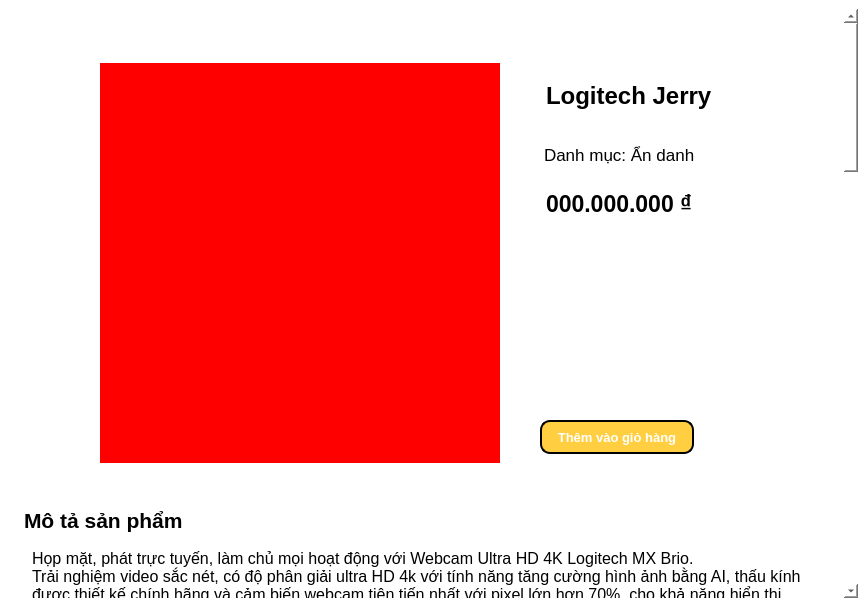
This is SPCK/GUI/show_product.ui in MaiNgocChau9/Python-App-Instance as Qt 5 draws it before an edit. The edited form follows.
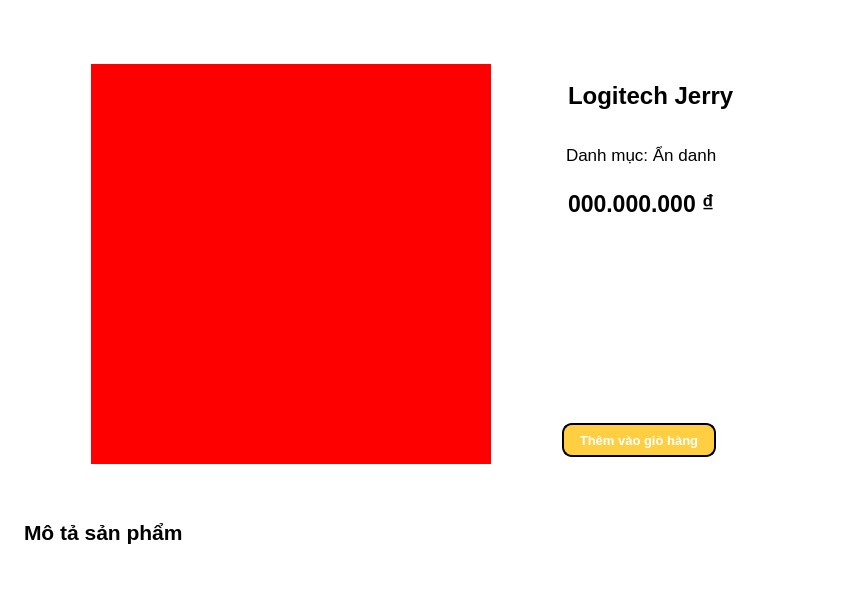
This is the edited form.

```diff
--- a/SPCK/GUI/show_product.ui
+++ b/SPCK/GUI/show_product.ui
@@ -18,7 +18,7 @@
 border: 0px;</string>
   </property>
   <property name="inputMethodHints">
-   <set>Qt::ImhDigitsOnly</set>
+   <set>Qt::InputMethodHint::ImhDigitsOnly</set>
   </property>
   <widget class="QWidget" name="centralwidget">
    <layout class="QVBoxLayout" name="verticalLayout_3">
@@ -80,8 +80,8 @@
         <rect>
          <x>0</x>
          <y>0</y>
-         <width>832</width>
-         <height>2475</height>
+         <width>833</width>
+         <height>593</height>
         </rect>
        </property>
        <layout class="QVBoxLayout" name="verticalLayout_2">
@@ -112,6 +112,19 @@
              </property>
             </spacer>
            </item>
+           <item>
+            <spacer name="horizontalSpacer_3">
+             <property name="orientation">
+              <enum>Qt::Horizontal</enum>
+             </property>
+             <property name="sizeHint" stdset="0">
+              <size>
+               <width>40</width>
+               <height>20</height>
+              </size>
+             </property>
+            </spacer>
+           </item>
            <item>
             <widget class="QLabel" name="image">
              <property name="styleSheet">
@@ -126,6 +139,19 @@
              </property>
             </widget>
            </item>
+           <item>
+            <spacer name="horizontalSpacer_4">
+             <property name="orientation">
+              <enum>Qt::Horizontal</enum>
+             </property>
+             <property name="sizeHint" stdset="0">
+              <size>
+               <width>40</width>
+               <height>20</height>
+              </size>
+             </property>
+            </spacer>
+           </item>
            <item>
             <widget class="QWidget" name="widget" native="true">
              <property name="styleSheet">
@@ -140,7 +166,6 @@
                  <font>
                   <family>Segoe UI</family>
                   <pointsize>18</pointsize>
-                  <weight>75</weight>
                   <bold>true</bold>
                  </font>
                 </property>
@@ -175,7 +200,6 @@
                  <font>
                   <family>Segoe UI</family>
                   <pointsize>17</pointsize>
-                  <weight>75</weight>
                   <bold>true</bold>
                  </font>
                 </property>
@@ -203,7 +227,6 @@
                  <font>
                   <family>Segoe UI</family>
                   <pointsize>10</pointsize>
-                  <weight>75</weight>
                   <bold>true</bold>
                  </font>
                 </property>
@@ -247,6 +270,19 @@
              </layout>
             </widget>
            </item>
+           <item>
+            <spacer name="horizontalSpacer_5">
+             <property name="orientation">
+              <enum>Qt::Horizontal</enum>
+             </property>
+             <property name="sizeHint" stdset="0">
+              <size>
+               <width>40</width>
+               <height>20</height>
+              </size>
+             </property>
+            </spacer>
+           </item>
            <item>
             <spacer name="horizontalSpacer_2">
              <property name="orientation">
@@ -263,13 +299,19 @@
           </layout>
          </widget>
         </item>
+        <item>
+         <widget class="Line" name="line_2">
+          <property name="orientation">
+           <enum>Qt::Horizontal</enum>
+          </property>
+         </widget>
+        </item>
         <item>
          <widget class="QLabel" name="Description_label">
           <property name="font">
            <font>
             <family>Segoe UI</family>
             <pointsize>16</pointsize>
-            <weight>75</weight>
             <bold>true</bold>
            </font>
           </property>
@@ -293,81 +335,7 @@
            <string notr="true">padding: 10px;</string>
           </property>
           <property name="text">
-           <string>Họp mặt, phát trực tuyến, làm chủ mọi hoạt động với Webcam Ultra HD 4K Logitech MX Brio. 
-Trải nghiệm video sắc nét, có độ phân giải ultra HD 4k với tính năng tăng cường hình ảnh bằng AI, thấu kính được thiết kế chính hãng và cảm biến webcam tiên tiến nhất với pixel lớn hơn 70%  cho khả năng hiển thị khuôn mặt tốt hơn gấp 2 lần và chi tiết hình ảnh mịn hơn trong điều kiện ánh sáng kém.
-Các nút điều khiển trên webcam cho phép bạn điều chỉnh ánh sáng và cân bằng trắng chính xác với ISO, Tốc độ màn trập, Nhiệt độ, Sắc thái màu và Độ rung. Micrô đa hướng kép làm giảm âm thanh nền để bạn có thể được nghe thấy rõ ràng với công nghệ giảm tiếng ồn. Chế độ Hiển thị (Show Mode) cho phép bạn chia sẻ công việc và ghi chú của mình trong cuộc gọi video bằng cách nghiêng camera web xuống.
-CÁC ĐẶC ĐIỂM NỔI BẬT
-- Webcam Ultra HD 4K: Họp hoặc phát livestream trực tuyến với độ phân giải 4K ở tốc độ 30 khung hình/giây hoặc 1080p ở tốc độ 60 khung hình/giây, cùng cảm biến Webcam tiên tiến nhất của Logitech, với pixel lớn hơn 70% cho chất lượng hình ảnh sắc nét.
--  Hình ảnh được cường hóa bởi AI: Khả năng hiển thị khuôn mặt tốt hơn gấp 2 lần với chi tiết hình ảnh mịn hơn trong điều kiện ánh sáng kém, tính năng tự động phơi sáng, tự động cân bằng trắng, giảm tiếng ồn và tự động lấy nét.
-- Tùy Chính Hình Ảnh Linh Động: Các nút điều khiển trên webcam Logitech Ultra HD cho phép bạn điều chỉnh ánh sáng và cân bằng trắng như: ISO, Tốc độ màn trập, Sắc thái màu và Độ rung, hay để chế độ Tự động
-- Mirco Chống Ồn Chi Tiết Tích Hợp AI: Các micrô tạo chùm kép chống ồn tích hợp giúp giảm thiểu tiếng ồn xung quanh với sự hỗ trợ của AI để đảm bảo bạn được nghe thấy rõ ràng
-- Tương Thích Tối Đa: Webcam Ultra HD USB C Logitech MX Brio hiệu quả tốt với Windows, macOS, ChromeOS hoặc Linux. Được chứng nhận bởi Zoom, Microsoft Teams, Chromebook, Google Meet và Streamlabs
-- Tùy chỉnh Quy trình làm việc tối đa thông qua ứng dụng : Ghép cặp MX Brio với phần mềm Logitech để mở ra trải nghiệm truyền trực tiếp video dành riêng, cho phép bạn điều khiển buổi truyền phát livestream dễ dàng thông qua bàn phím và chuột MX
-- Được làm từ nhựa tái chế: Webcam Ultra HD 4K Logitech MX Brio được làm với ít nhất 34% nhựa sau tiêu dùng đã được chứng nhận giúp giảm lượng khí thải các-bon
-TÓM TẮT TÍNH NĂNG 
-- Độ phân giải Ultra HD 4k
-- Cảnh quay được trang bị HDR
-- Làm từ nhựa tái chế
-- Khả năng hiển thị khuôn mặt tốt hơn gấp 2 lần trong điều kiện ánh sáng kém (2)
-- Chi tiết hình ảnh mịn hơn gấp 2 lần trong ánh sáng yếu (2)
-- Thấu kính được thiết kế chính hãng
-- Tối ưu hóa hình ảnh bằng AI
-- Video có thể tùy chỉnh với các nút điều khiển chính xác
-- Chia sẻ hình ảnh bàn làm việc của bạn với Show Mode
-- Công nghệ giảm tiếng ồn kép
-- Màn che ống kính tích hợp.
-- Dây USB-C tới USB 3.0
-THÔNG SỐ KỸ THUẬT
-- Nhiều độ phân giải
- + 4K/30fps (3840x2160 pixel)
- + 1080p/60fps (1920x1080pixel)
-- Loại tiêu cự: Lấy nét tự động tiên tiến
-- Loại thấu kính: Kính
-- Loại micrô tích hợp
- + Micrô tạo chùm kép để giảm tiếng ồn
- + Phạm vi của mic: Lên tới 5ft (1,5m)
-- Tầm nhìn chéo (dFoV): 90°/78°/65°
- + Thu phóng phần cứng: Thu phóng kỹ thuật số 4x
-- Màn chập bảo vệ tích hợp
-- Khả năng kết nối USB: Dây USB-C tới USB-C có thể tháo rời, hỗ trợ tiêu chuẩn USB 3.0
-- Kẹp gắn phổ dụng phù hợp với máy tính xách tay, màn hiển thị LCD hoặc các màn hình. Ren ¼” inch tiêu chuẩn để gắn trên giá ba chân
-KÍCH THƯỚC
-- Chỉ webcam
- + Chiều cao: 44 mm
- + Chiều rộng: 98 mm
- + Chiều dày: 36 mm
- + Trọng lượng không có kẹp: 137 g
-- Webcam có giá gắn (Đóng)
- + Chiều cao: 62 mm
- + Chiều rộng: 98 mm
- + Chiều dày: 52 mm
- + Trọng lượng có kẹp gắn: 176 g
-- Kẹp gắn
- + Chiều cao: 20 mm
- + Chiều rộng: 38 mm
- + Chiều dày: 45 mm
-- Bao bì
- + Chiều cao: 141 mm
- + Chiều rộng: 136 mm
- + Chiều dày: 68 mm
- + Tổng trọng lượng (có sản phẩm): 362 g
-YÊU CẦU KĨ THUẬT
-- Yêu cầu:  Cổng USB-C hỗ trợ tiêu chuẩn USB 3.0
-- Hoạt động với Windows, macOS hoặc ChromeOS và hầu như bất kỳ nền tảng gọi điện video phổ biến nào.
-(Cần RAM 2GB trở lên để truyền video 4Kvà thông thường cần RAM 1GB để truyền trực tuyến 720p)
-- Tương thích với: 
-  + Windows 10 trở lên
- + macOS 10.15 trở lên
- + ChromeOS
-- Hoạt động với
- + Zoom, Teams, WebEx, Skype, FaceTime, Google Meet, Streamlabs, OBS
-THÔNG TIN BẢO HÀNH 
-- Bảo hành phần cứng chính hãng Logitech trong 1 năm
-TRONG HỘP BAO GỒM 
-- Webcam Ultra HD 4K Logitech MX Brio. 
-- Kẹp gắn với bộ điều hợp có thể tháo rời
-- Dây USB-C tới C 3.0
-- Tài liệu hướng dẫn sử dụng</string>
+           <string/>
           </property>
           <property name="wordWrap">
            <bool>true</bool>
```
